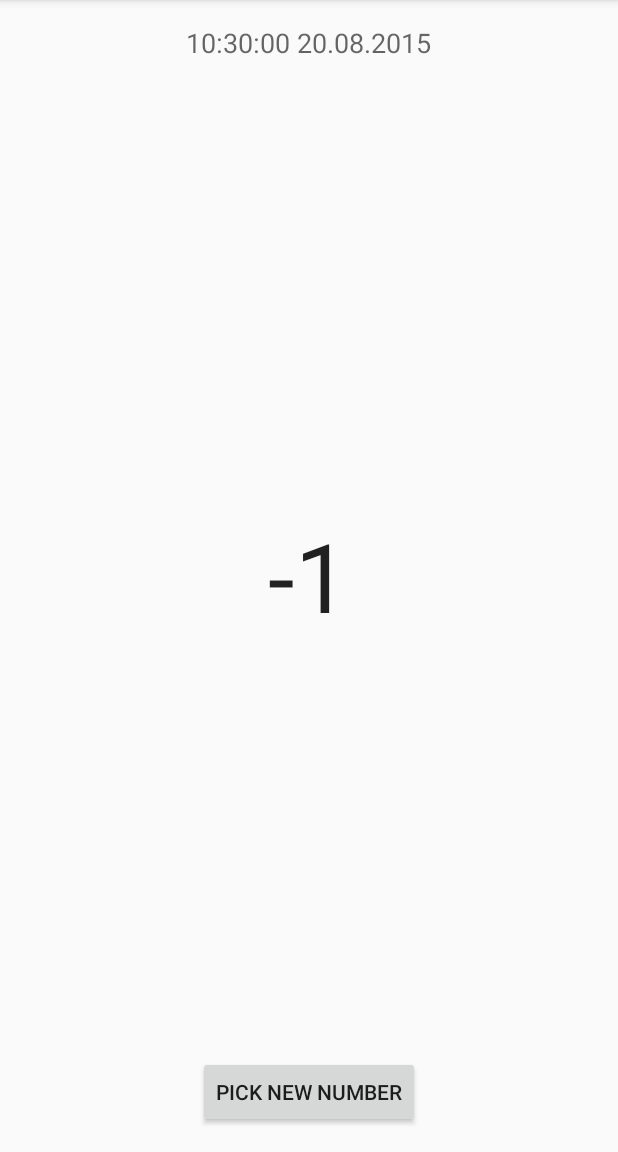
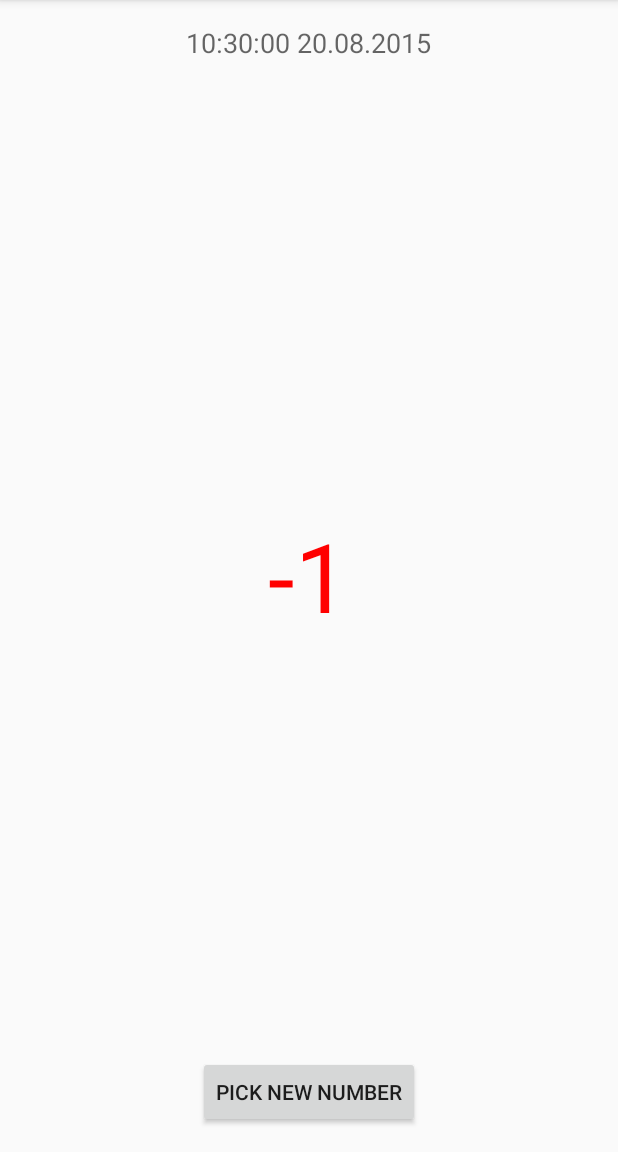
Before and after one commit to Fisiu/MagicNumber, an Android app: the screen it shows after launch (MainActivity), on a phone screen of 412 x 824 dp, the part 84-1236 px from its top. Run offline under Robolectric (Android 15) with nearby library versions, the phone set to English and light mode, and no system bars; 1 statement that could not run was skipped.

Commit message:
Enhance UX ;D

```diff
--- a/app/src/main/java/pl/fidano/magicnumber/MainActivity.java
+++ b/app/src/main/java/pl/fidano/magicnumber/MainActivity.java
@@ -1,5 +1,6 @@
 package pl.fidano.magicnumber;
 
+import android.graphics.Color;
 import android.os.AsyncTask;
 import android.os.Bundle;
 import android.os.CountDownTimer;
@@ -36,7 +37,9 @@ public class MainActivity extends AppCompatActivity implements View.OnClickListe
         setContentView(R.layout.activity_main);
         initControls();
         updateTimestamp();
-        new StatusHandler().execute(REMOTE_URL);
+        if (savedInstanceState == null) {
+            new StatusHandler().execute(REMOTE_URL);
+        }
     }
 
     @Override
@@ -114,15 +117,17 @@ public class MainActivity extends AppCompatActivity implements View.OnClickListe
         protected void onPostExecute(final Integer result) {
             final Random rnd = new Random();
             final TextView lucky = (TextView) findViewById(R.id.lucky);
-            new CountDownTimer(3000, 70) {
+            new CountDownTimer(1000, 10) {
                 @Override
                 public void onTick(long millisUntilFinished) {
-                    lucky.setText(""+rnd.nextInt(100));
+                    lucky.setTextColor(Color.BLACK);
+                    lucky.setText("" + rnd.nextInt(100));
                 }
 
                 @Override
                 public void onFinish() {
-                   lucky.setText(result.toString());
+                    lucky.setTextColor(Color.RED);
+                    lucky.setText(result.toString());
                 }
             }.start();
         }
--- a/app/src/main/res/layout/activity_main.xml
+++ b/app/src/main/res/layout/activity_main.xml
@@ -16,9 +16,10 @@
 
     <TextView
         android:layout_width="wrap_content"
+        android:freezesText="true"
+        android:textColor="#ff0000"
         android:layout_height="wrap_content"
         android:textAppearance="?android:attr/textAppearanceLarge"
-        android:text="123"
         android:id="@+id/lucky"
         android:layout_centerVertical="true"
         android:layout_centerHorizontal="true"
```
